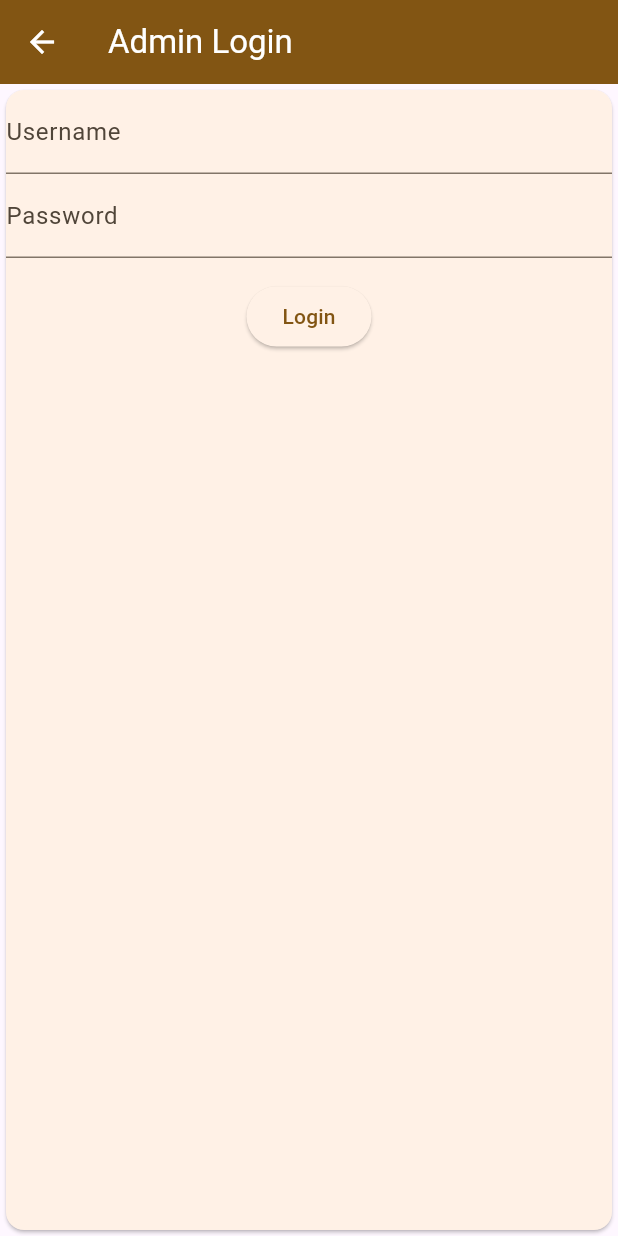
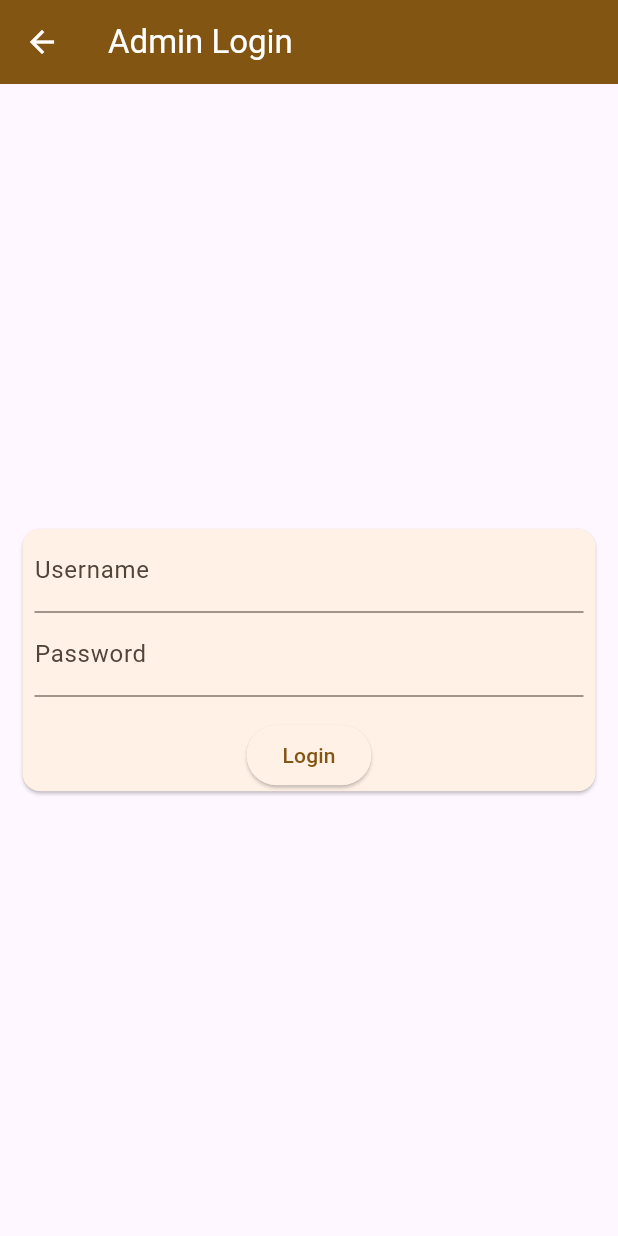
Before and after one commit to Krish-Choudhary/Bochord-Smart-Library, a Flutter app: the screen it shows once a user with an empty profile is signed in, in the side drawer, after a tap on "Admin", on a phone screen of 412 x 824 dp. Run offline on Flutter 3.47's test engine with Material 3 defaults, Android fonts, the phone set to English and light mode, and no system bars; our stand-ins replace cloud_firestore, dio, firebase_auth, firebase_core, firebase_storage, google_fonts and 2 more; missing offline and left inert: dialog_flowtter; accounts and stored records are empty; network calls fail.

Commit message:
minor UI improvements in admin login

```diff
--- a/lib/screens/admin_login.dart
+++ b/lib/screens/admin_login.dart
@@ -14,6 +14,7 @@ class AdminLogin extends StatefulWidget {
 }
 
 class _AdminLoginState extends State<AdminLogin> {
+  bool _isSending = false;
   String _userName = '';
   String _password = '';
   final _form = GlobalKey<FormState>();
@@ -22,6 +23,9 @@ class _AdminLoginState extends State<AdminLogin> {
     final isValid = _form.currentState!.validate();
     if (!isValid) return;
     _form.currentState!.save();
+    setState(() {
+      _isSending = true;
+    });
     _form.currentState!.reset();
     final cred = await FirebaseFirestore.instance
         .collection('Admin')
@@ -41,6 +45,9 @@ class _AdminLoginState extends State<AdminLogin> {
     } else {
       if (!context.mounted) return;
       ScaffoldMessenger.of(context).clearSnackBars();
+      setState(() {
+        _isSending = false;
+      });
       ScaffoldMessenger.of(context).showSnackBar(const SnackBar(
         content: Text(
           'Incorrect username and password',
@@ -62,12 +69,17 @@ class _AdminLoginState extends State<AdminLogin> {
         foregroundColor: Theme.of(context).colorScheme.onPrimary,
         backgroundColor: Theme.of(context).colorScheme.primary,
       ),
-      body: Card(
+      body: Center(
+        child: SingleChildScrollView(
+          child: Card(
+            margin: const EdgeInsets.all(15),
             child: Form(
               key: _form,
               child: Column(
                 children: [
-              TextFormField(
+                  Padding(
+                    padding: const EdgeInsets.symmetric(horizontal: 8),
+                    child: TextFormField(
                       decoration: const InputDecoration(labelText: 'Username'),
                       autocorrect: false,
                       enableSuggestions: false,
@@ -89,7 +101,10 @@ class _AdminLoginState extends State<AdminLogin> {
                         });
                       },
                     ),
-              TextFormField(
+                  ),
+                  Padding(
+                    padding: const EdgeInsets.symmetric(horizontal: 8.0),
+                    child: TextFormField(
                       decoration: const InputDecoration(labelText: 'Password'),
                       autocorrect: false,
                       enableSuggestions: false,
@@ -112,12 +127,17 @@ class _AdminLoginState extends State<AdminLogin> {
                         });
                       },
                     ),
+                  ),
                   const SizedBox(height: 15),
                   ElevatedButton(
-                onPressed: _login,
-                child: const Text('Login'),
+                    onPressed: _isSending ? null : _login,
+                    child: _isSending
+                        ? const CircularProgressIndicator()
+                        : const Text('Login'),
                   ),
                 ],
+              ),
+            ),
           ),
         ),
       ),
```
Lines whose indentation alone changed are shown as unchanged.
